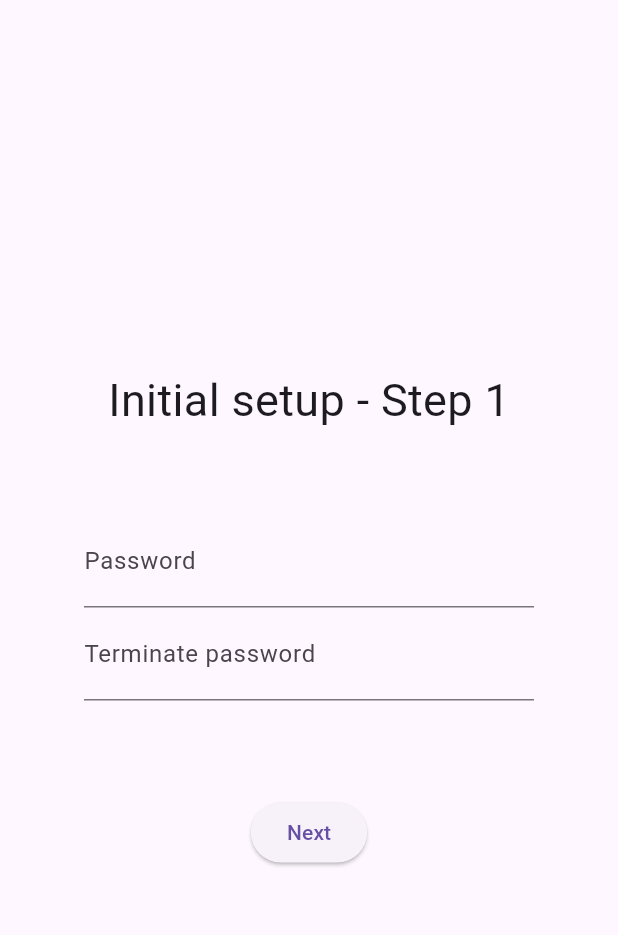
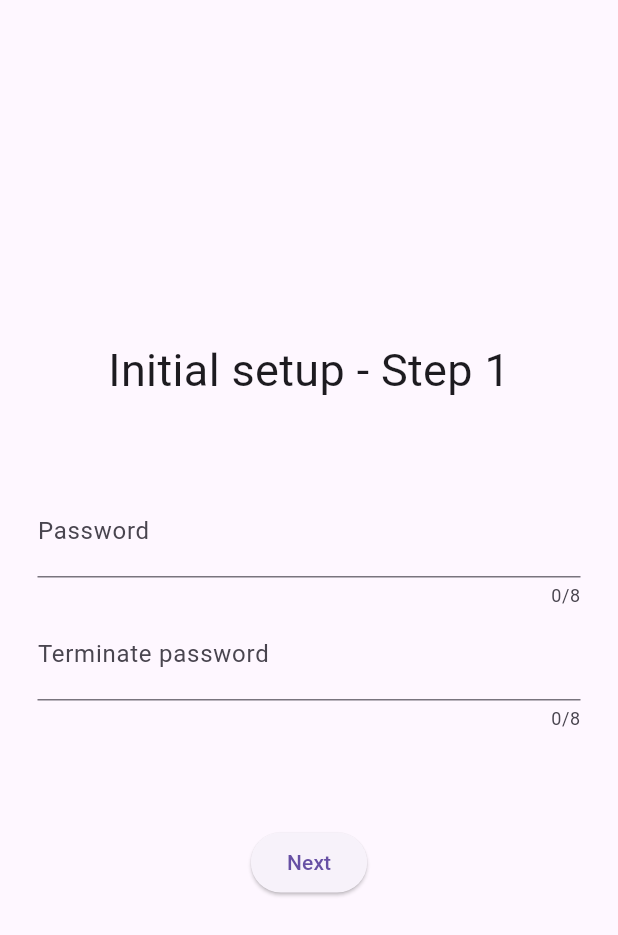
Before and after one commit to insectophagus/maya, a Flutter app: the screen it shows after launch, on a phone screen of 412 x 824 dp. Shown: the top 935 px of the screen. Run offline on Flutter 3.47's test engine with Material 3 defaults, Android fonts, the phone set to English and light mode, and no system bars; our stand-ins replace equatable, flutter_bloc, flutter_secure_storage, hive, hive_flutter; missing offline and left inert: dart:ffi, openpgp; accounts and stored records are empty.

Commit message:
Wizard widgets

```diff
--- a/lib/app.dart
+++ b/lib/app.dart
@@ -3,6 +3,7 @@ import 'package:flutter_bloc/flutter_bloc.dart';
 import 'package:maya/routes/app_route.dart';
 import 'package:maya/screens/login/login_screen.dart';
 import 'package:maya/services/login.dart';
+import 'package:maya/services/wizard.dart';
 
 class App extends StatelessWidget {
   const App({super.key});
@@ -11,7 +12,8 @@ class App extends StatelessWidget {
   Widget build(BuildContext context) {
     return MultiRepositoryProvider(
       providers: [
-        RepositoryProvider(create: (context) => LoginService())
+        RepositoryProvider(create: (context) => LoginService()),
+        RepositoryProvider(create: (context) => WizardService())
       ],
       child: MaterialApp(
         theme: ThemeData(
--- /dev/null
+++ b/lib/blocs/wizard/wizard_bloc.dart
@@ -0,0 +1,22 @@
+import 'dart:ffi';
+
+import 'package:equatable/equatable.dart';
+import 'package:flutter/material.dart';
+import 'package:flutter_bloc/flutter_bloc.dart';
+import 'package:maya/services/wizard.dart';
+
+part 'wizard_state.dart';
+part 'wizard_event.dart';
+part 'wizard_cubit.dart';
+
+class WizardBloc extends Bloc<WizardEvent, WizardState> {
+  final WizardService _wizardService;
+
+  WizardBloc(this._wizardService):super(const WizardState()) {
+    on<NextStepEvent>(_onNextStep);
+  }
+
+  Future<void> _onNextStep(NextStepEvent event, Emitter<WizardState> emit) async {
+    emit(state.copyWith(step: () => 2, password: () => event.password, resetPassword: () => event.resetPassword));
+  }
+}
--- /dev/null
+++ b/lib/blocs/wizard/wizard_cubit.dart
@@ -0,0 +1,9 @@
+part of 'wizard_bloc.dart';
+
+class WizardCubit extends Cubit<ErrorState> {
+  WizardCubit() : super(const ErrorState());
+
+  void setError(String field, String? value) {
+    emit(const ErrorState().setErrorMessage(field, value));
+  }
+}
--- /dev/null
+++ b/lib/blocs/wizard/wizard_event.dart
@@ -0,0 +1,21 @@
+part of 'wizard_bloc.dart';
+
+abstract class WizardEvent extends Equatable {
+  const WizardEvent();
+
+  @override
+  List<Object> get props => [];
+}
+
+class NextStepEvent extends WizardEvent {
+  const NextStepEvent({
+    required this.password,
+    required this.resetPassword
+  });
+
+  final String password;
+  final String resetPassword;
+
+  @override
+  List<Object> get props => [2, password, resetPassword];
+}
--- /dev/null
+++ b/lib/blocs/wizard/wizard_state.dart
@@ -0,0 +1,109 @@
+part of 'wizard_bloc.dart';
+
+final class WizardState extends Equatable {
+  const WizardState({
+    this.step = 1,
+    this.password = '',
+    this.resetPassword = '',
+    this.tokenName = '',
+    this.email = '',
+    this.passphrase = '',
+  });
+
+  final int step;
+  final String password;
+  final String resetPassword;
+  final String passphrase;
+  final String tokenName;
+  final String email;
+
+
+  WizardState copyWith({
+    int Function()? step,
+    String Function()? password,
+    String Function()? resetPassword,
+    String Function()? passphrase,
+    String Function()? tokenName,
+    String Function()? email,
+  }) {
+    return WizardState(
+      step: step != null ? step() : this.step,
+      password: password != null ? password() : this.password,
+      resetPassword: resetPassword != null ? resetPassword() : this.resetPassword,
+      passphrase: passphrase != null ? passphrase() : this.passphrase,
+      tokenName: tokenName != null ? tokenName() : this.tokenName,
+      email: email != null ? email() : this.email,
+    );
+  }
+
+  @override
+  List<Object?> get props => [
+        step,
+        password,
+        resetPassword,
+        passphrase,
+      ];
+}
+
+class ErrorState extends Equatable {
+  const ErrorState({
+    this.passwordError,
+    this.resetPassworError,
+    this.tokenNameError,
+    this.passphraseError,
+    this.emailError
+  });
+
+  final String? passwordError;
+  final String? resetPassworError;
+  final String? passphraseError;
+  final String? tokenNameError;
+  final String? emailError;
+
+  bool get isValid {
+    return passwordError == null && resetPassworError == null && passphraseError == null && tokenNameError == null && emailError == null;
+  }
+
+  ErrorState setErrorMessage(String field, String? value) {
+    if (field == 'password') {
+      return copyWith(passwordError: () => value);
+    }
+
+    if (field == 'resetPassword') {
+      return copyWith(resetPassworError: () => value);
+    }
+
+    if (field == 'passphrase') {
+      return copyWith(passphraseError: () => value);
+    }
+
+    if (field == 'tokenName') {
+      return copyWith(tokenNameError: () => value);
+    }
+
+    if (field == 'email') {
+      return copyWith(emailError: () => value);
+    }
+
+    return copyWith();
+  }
+
+  ErrorState copyWith({
+    String? Function()? passwordError,
+    String? Function()? resetPassworError,
+    String? Function()? passphraseError,
+    String? Function()? tokenNameError,
+    String? Function()? emailError,
+  }) {
+    return ErrorState(
+      passwordError: passwordError != null ? passwordError() : this.passwordError,
+      resetPassworError: resetPassworError != null ? resetPassworError() : this.resetPassworError,
+      passphraseError: passphraseError != null ? passphraseError() : this.passphraseError,
+      tokenNameError: tokenNameError != null ? tokenNameError() : this.tokenNameError,
+      emailError: emailError != null ? emailError() : this.emailError,
+    );
+  }
+
+  @override
+  List<Object?> get props => [passwordError, resetPassworError, passphraseError, tokenNameError, emailError];
+}
--- a/lib/models/settings/settings.dart
+++ b/lib/models/settings/settings.dart
@@ -1,4 +1,5 @@
 import 'package:hive/hive.dart';
+import 'package:openpgp/openpgp.dart';
 
 part 'settings.g.dart';
 
@@ -14,24 +15,12 @@ class Settings extends HiveObject {
   final bool isCompleteSettings;
 
   @HiveField(3)
-  final String name;
-
-  @HiveField(4)
-  final String email;
-
-  @HiveField(5)
-  final String passphrase;
-
-  @HiveField(6)
-  final String keyOptions;
+  final KeyPair keyPair;
 
   Settings(
     this.password,
     this.resetPassword,
     this.isCompleteSettings,
-    this.name,
-    this.email,
-    this.passphrase,
-    this.keyOptions
+    this.keyPair
   );
 }
--- a/lib/screens/setup_wizard/setup_wizard_screen.dart
+++ b/lib/screens/setup_wizard/setup_wizard_screen.dart
@@ -1,9 +1,16 @@
 import 'package:flutter/material.dart';
+import 'package:flutter_bloc/flutter_bloc.dart';
+import 'package:maya/blocs/wizard/wizard_bloc.dart';
 import 'package:maya/screens/setup_wizard/widgets/step_one.dart';
+import 'package:maya/screens/setup_wizard/widgets/step_two.dart';
+import 'package:maya/services/wizard.dart';
 
 class SetupWizardScreen extends StatelessWidget {
   final passwordField = TextEditingController();
   final resetPasswordField = TextEditingController();
+  final emailField = TextEditingController();
+  final passphraseField = TextEditingController();
+  final tokenNameField = TextEditingController();
 
   SetupWizardScreen({super.key});
 
@@ -18,12 +25,25 @@ class SetupWizardScreen extends StatelessWidget {
 
   @override
   Widget build(BuildContext context) {
-    return  Scaffold(
-      body: Align(
-        alignment: Alignment.center,
-        child: SizedBox(
-          width: 300,
-          child: StepOne(passwordField: passwordField, resetPasswordField: resetPasswordField),
+    return Scaffold(
+      body: MultiBlocProvider(
+        providers: [
+          BlocProvider(create: (context) => WizardBloc(RepositoryProvider.of<WizardService>(context))),
+          BlocProvider(create: (context) => WizardCubit())
+        ],
+        child: Padding(
+          padding: const EdgeInsets.symmetric(horizontal: 25),
+          child: BlocConsumer<WizardBloc, WizardState>(
+            listener: (context, state) {
+            },
+            builder: (context, state) {
+              if (state.step == 1) {
+                return StepOne(passwordField: passwordField, resetPasswordField: resetPasswordField);
+              }
+
+              return StepTwo(passphraseField: passphraseField, tokenNameField: tokenNameField, emailField: emailField);
+            },
+          ),
         ),
       ),
     );
--- a/lib/screens/setup_wizard/widgets/step_one.dart
+++ b/lib/screens/setup_wizard/widgets/step_one.dart
@@ -1,17 +1,21 @@
 import 'package:flutter/material.dart';
+import 'package:flutter_bloc/flutter_bloc.dart';
+import 'package:maya/blocs/wizard/wizard_bloc.dart';
 
 class StepOne extends StatelessWidget {
   const StepOne({
-    Key? key,
+    super.key,
     required this.passwordField,
     required this.resetPasswordField,
-  }) : super(key: key);
+  });
 
   final TextEditingController passwordField;
   final TextEditingController resetPasswordField;
 
   @override
   Widget build(BuildContext context) {
+    final errorCubit = WizardCubit();
+
     return Column(
       mainAxisAlignment: MainAxisAlignment.center,
       crossAxisAlignment: CrossAxisAlignment.center,
@@ -25,9 +29,23 @@ class StepOne extends StatelessWidget {
         const SizedBox(height: 55,),
         TextField(
           controller: passwordField,
+          keyboardType: TextInputType.number,
+          onChanged: (String value) {
+            if (value.isEmpty) {
+              errorCubit.setError('password', 'Can\'t be empty');
+            } else if (value.length < 8) {
+              errorCubit.setError('password', 'Too short');
+            } else {
+              errorCubit.setError('password', null);
+            }
+          },
+          maxLength: 8,
+          enableSuggestions: false,
+          autocorrect: false,
           obscureText: true,
-          decoration: const InputDecoration(
+          decoration: InputDecoration(
             labelText: 'Password',
+            errorText: errorCubit.state.passwordError,
           ),
           style: const TextStyle(fontSize: 20, color: Colors.black),
         ),
@@ -36,16 +54,34 @@ class StepOne extends StatelessWidget {
           triggerMode: TooltipTriggerMode.tap,
           child: TextField(
             controller: resetPasswordField,
+            keyboardType: TextInputType.number,
+              onChanged: (String value) {
+              if (value.isEmpty) {
+                errorCubit.setError('resetPassword', 'Can\'t be empty');
+              } else if (value.length < 8) {
+                errorCubit.setError('resetPassword', 'Too short');
+              } else {
+                errorCubit.setError('password', null);
+              }
+            },
+            maxLength: 8,
+            enableSuggestions: false,
+            autocorrect: false,
             obscureText: true,
-            decoration: const InputDecoration(
+            decoration: InputDecoration(
               labelText: 'Terminate password',
+              errorText: errorCubit.state.passwordError,
             ),
             style: const TextStyle(fontSize: 20, color: Colors.black),
           ),
         ),
         const SizedBox(height: 64),
         ElevatedButton(
-          onPressed: () {},
+          onPressed: () {
+            if (errorCubit.state.isValid && passwordField.text.isNotEmpty && resetPasswordField.text.isNotEmpty) {
+              context.read<WizardBloc>().add(NextStepEvent(password: passwordField.text, resetPassword: resetPasswordField.text));
+            }
+          },
           child: const Text('Next')
         )
       ],
--- a/lib/services/login.dart
+++ b/lib/services/login.dart
@@ -5,7 +5,7 @@ import 'package:hive/hive.dart';
 import 'package:maya/models/settings/settings.dart';
 
 class LoginService {
-  late Box<Settings> _settings;
+  late Box<Settings> settings;
 
   Future<bool> isCompleteSettings() async {
     const secureStorage = FlutterSecureStorage();
@@ -21,8 +21,8 @@ class LoginService {
     final token = await secureStorage.read(key: 'token');
     final encryptionKeyUint8List = base64Url.decode(token!);
 
-    final _settings = await Hive.openBox<Settings>('settings', encryptionCipher: HiveAesCipher(encryptionKeyUint8List));
-    final isCompleteSettings = _settings.get('isCompleteSettings');
+    final settings = await Hive.openBox<Settings>('settings', encryptionCipher: HiveAesCipher(encryptionKeyUint8List));
+    final isCompleteSettings = settings.get('isCompleteSettings');
 
     // ignore: unrelated_type_equality_checks
     if (isCompleteSettings != null) {
--- /dev/null
+++ b/lib/services/wizard.dart
@@ -0,0 +1,6 @@
+import 'package:hive/hive.dart';
+import 'package:maya/models/settings/settings.dart';
+
+class WizardService {
+  late Box<Settings> settings;
+}
```
Also changed, not shown: lib/screens/setup_wizard/widgets/step_two.dart (added, +96 -0 lines), lib/models/settings/settings.g.dart.
